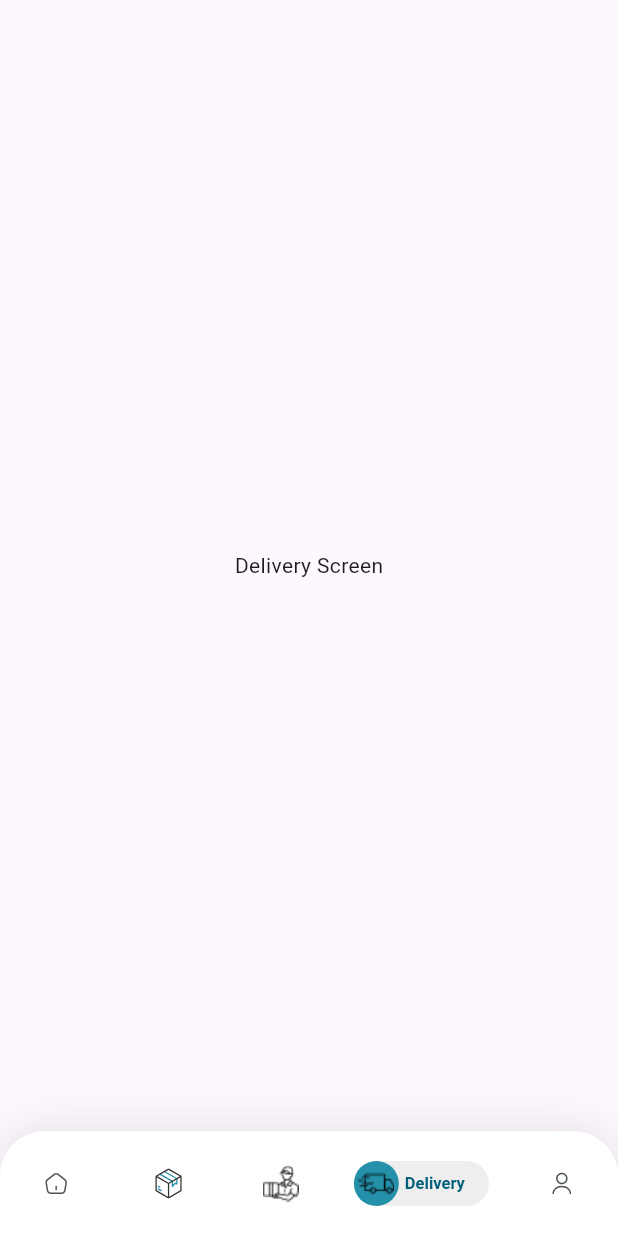
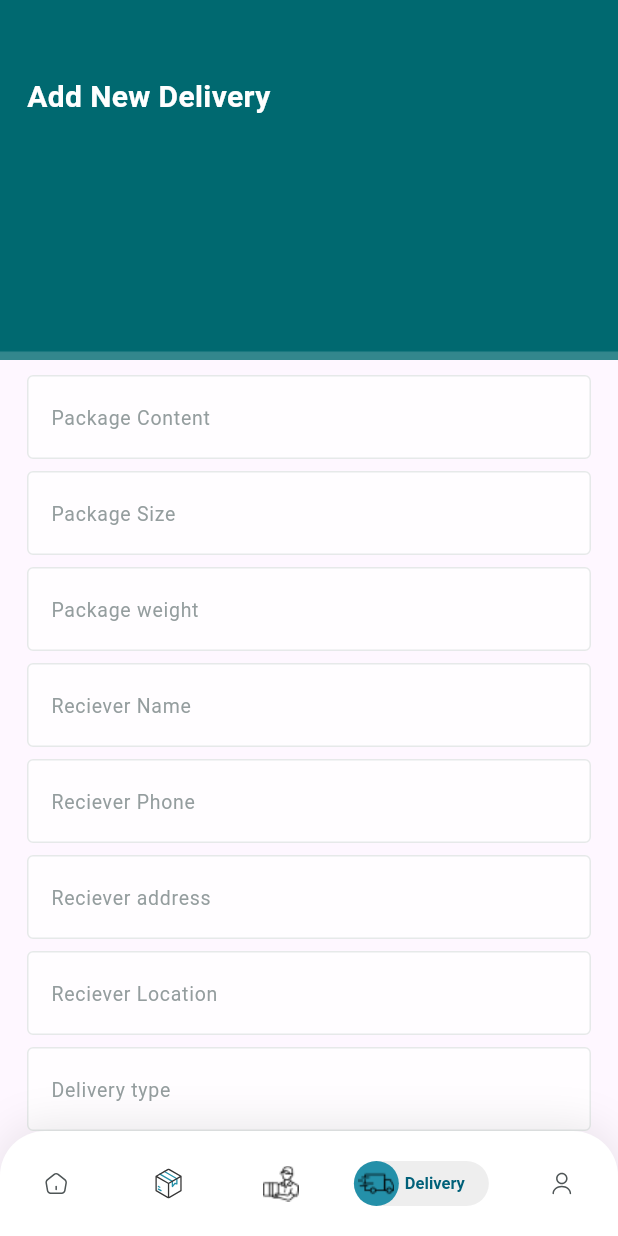
Before and after one commit to Menna2Alaa/DeliveryCourierApp, a Flutter app: the MainLayout screen opened by its route, item 4 of the bottom bar chosen, on a phone screen of 412 x 824 dp. Run offline on Flutter 3.47's test engine with Material 3 defaults, Android fonts, the phone set to English and light mode, and no system bars; drawn by our look-alikes of modal_progress_hud_nsn; our stand-ins replace cloud_firestore, dartz, firebase_auth, firebase_core, flutter_bloc, flutter_svg and 3 more; missing offline and left inert: flutter_facebook_auth; accounts and stored records are empty.

Commit message:
finish new delivery screen except payment confirmation

```diff
--- a/lib/core/routes/on_generated_routes.dart
+++ b/lib/core/routes/on_generated_routes.dart
@@ -1,5 +1,6 @@
 import 'package:delivery_courier_app/features/auth/presentation/views/sign_in_view.dart';
 import 'package:delivery_courier_app/features/auth/presentation/views/sign_up_view.dart';
+import 'package:delivery_courier_app/features/delivery/presentation/views/delivery_view.dart';
 import 'package:delivery_courier_app/features/home/presentation/views/home_view.dart';
 import 'package:delivery_courier_app/features/onboarding/presentation/views/on_boarding_view.dart';
 import 'package:delivery_courier_app/features/packages/domain/entity/package_entity.dart';
@@ -35,6 +36,9 @@ Route<dynamic> onGenerateRoute(RouteSettings settings) {
         builder: (_) => PackageDetailsView(package: package),
       );
 
+    case DeliveryView.routeName:
+      return MaterialPageRoute(builder: (_) => const DeliveryView());
+
     case MainLayout.routeName:
       return MaterialPageRoute(builder: (_) => const MainLayout());
 
--- a/lib/core/widgets/custome_text_form_field.dart
+++ b/lib/core/widgets/custome_text_form_field.dart
@@ -18,7 +18,9 @@ class CustomeTextFormField extends StatelessWidget {
 
   @override
   Widget build(BuildContext context) {
-    return TextFormField(
+    return Padding(
+      padding: const EdgeInsets.only(bottom: 8),
+      child: TextFormField(
         obscureText: obsecureText,
         onSaved: onSaved,
         validator: (value) {
@@ -38,6 +40,7 @@ class CustomeTextFormField extends StatelessWidget {
           enabledBorder: buildBorder(),
           focusedBorder: buildBorder(),
         ),
+      ),
     );
   }
 
--- /dev/null
+++ b/lib/features/delivery/data/model/delivery_model.dart
@@ -0,0 +1,24 @@
+import 'package:delivery_courier_app/features/delivery/domain/entities/delivery_entity.dart';
+import 'package:delivery_courier_app/features/packages/data/models/package_model.dart';
+
+class DeliveryModel extends DeliveryEntity {
+  DeliveryModel({required super.deliveryType, required super.packageEntity});
+
+  factory DeliveryModel.fromMap(Map<String, dynamic> map) {
+    return DeliveryModel(
+      deliveryType: map['deliveryType'] ?? '',
+      packageEntity: PackageModel.fromMap(
+        Map<String, dynamic>.from(map['package'] ?? {}),
+      ),
+    );
+  }
+
+  Map<String, dynamic> toMap() {
+    return {
+      'deliveryType': deliveryType,
+      'package': (packageEntity as PackageModel).toMap(),
+      'createdAt':
+          DateTime.now(), // optional, can replace with FieldValue.serverTimestamp()
+    };
+  }
+}
--- /dev/null
+++ b/lib/features/delivery/domain/entities/delivery_entity.dart
@@ -0,0 +1,8 @@
+import 'package:delivery_courier_app/features/packages/domain/entity/package_entity.dart';
+
+class DeliveryEntity {
+  final String deliveryType;
+  final PackageEntity packageEntity;
+
+  DeliveryEntity({required this.deliveryType, required this.packageEntity});
+}
--- /dev/null
+++ b/lib/features/delivery/domain/repos/delivery_repo.dart
@@ -0,0 +1,7 @@
+import 'package:dartz/dartz.dart';
+import 'package:delivery_courier_app/core/errors/failures.dart';
+import 'package:delivery_courier_app/features/delivery/domain/entities/delivery_entity.dart';
+
+abstract class DeliveryRepo {
+  Future<Either<Failures, void>> addNewDelivery(DeliveryEntity deliveyEntity);
+}
--- /dev/null
+++ b/lib/features/delivery/presentation/cubits/add_new_delivery_cubit/add_new_delivery_cubit.dart
@@ -0,0 +1,39 @@
+import 'package:cloud_firestore/cloud_firestore.dart';
+import 'package:delivery_courier_app/features/delivery/domain/entities/delivery_entity.dart';
+import 'package:delivery_courier_app/features/delivery/domain/repos/delivery_repo.dart';
+import 'package:delivery_courier_app/features/packages/data/repos/package_repo_impl.dart';
+import 'package:flutter_bloc/flutter_bloc.dart';
+
+part 'add_new_delivery_state.dart';
+
+class AddNewDeliveryCubit extends Cubit<AddNewDeliveryState> {
+  final DeliveryRepo deliveryRepo;
+
+  AddNewDeliveryCubit(this.deliveryRepo) : super(AddNewDeliveryInitial());
+
+  Future<void> addNewDelivery(DeliveryEntity deliveryEntity) async {
+    emit(AddNewDeliveryLoading());
+
+    final packageRepo = PackageRepoImpl(firestore: FirebaseFirestore.instance);
+
+    final packageResult = await packageRepo.addPackage(
+      deliveryEntity.packageEntity,
+    );
+
+    packageResult.fold(
+      (failure) => emit(
+        AddNewDeliveryFailure('Failed to add package: ${failure.message}'),
+      ),
+      (delivery) async {
+        final deliveryResult = await deliveryRepo.addNewDelivery(
+          deliveryEntity,
+        );
+        deliveryResult.fold(
+          (failure) => emit(AddNewDeliveryFailure(failure.message)),
+          (delivery) =>
+              emit(AddNewDeliverySuccess(deliveryEntity: deliveryEntity)),
+        );
+      },
+    );
+  }
+}
--- /dev/null
+++ b/lib/features/delivery/presentation/cubits/add_new_delivery_cubit/add_new_delivery_state.dart
@@ -0,0 +1,18 @@
+part of 'add_new_delivery_cubit.dart';
+
+sealed class AddNewDeliveryState {}
+
+class AddNewDeliveryInitial extends AddNewDeliveryState {}
+
+class AddNewDeliveryLoading extends AddNewDeliveryState {}
+
+class AddNewDeliverySuccess extends AddNewDeliveryState {
+  final DeliveryEntity deliveryEntity;
+
+  AddNewDeliverySuccess({required this.deliveryEntity});
+}
+
+class AddNewDeliveryFailure extends AddNewDeliveryState {
+  final String message;
+  AddNewDeliveryFailure(this.message);
+}
--- /dev/null
+++ b/lib/features/delivery/presentation/views/widgets/delivery_view_body.dart
@@ -0,0 +1,161 @@
+import 'package:delivery_courier_app/core/widgets/custome_button.dart';
+import 'package:delivery_courier_app/core/widgets/custome_text_form_field.dart';
+import 'package:delivery_courier_app/features/delivery/data/model/delivery_model.dart';
+import 'package:delivery_courier_app/features/delivery/presentation/cubits/add_new_delivery_cubit/add_new_delivery_cubit.dart';
+import 'package:delivery_courier_app/features/delivery/presentation/views/widgets/new_delivery_header.dart';
+import 'package:delivery_courier_app/features/packages/data/models/package_model.dart';
+import 'package:delivery_courier_app/features/packages/presentation/cubits/get_packages_cubit/get_packages_cubit.dart';
+import 'package:flutter/material.dart';
+import 'package:flutter_bloc/flutter_bloc.dart';
+
+class DeliveryViewBody extends StatefulWidget {
+  const DeliveryViewBody({super.key});
+
+  @override
+  State<DeliveryViewBody> createState() => _DeliveryViewBodyState();
+}
+
+class _DeliveryViewBodyState extends State<DeliveryViewBody> {
+  final GlobalKey<FormState> _formKey = GlobalKey<FormState>();
+  AutovalidateMode autovalidateMode = AutovalidateMode.disabled;
+  late String pkgContent,
+      pkgSize,
+      pkgWeight,
+      recieverName,
+      recieverPhone,
+      recieverAddress,
+      recieverLocation,
+      deliveryType,
+      paymentDetails,
+      priceDetails;
+  @override
+  Widget build(BuildContext context) {
+    return SingleChildScrollView(
+      child: Form(
+        key: _formKey,
+        autovalidateMode: autovalidateMode,
+        child: Column(
+          children: [
+            const NewDeliveryHeader(),
+            Padding(
+              padding: const EdgeInsets.symmetric(horizontal: 18, vertical: 10),
+              child: Column(
+                children: [
+                  CustomeTextFormField(
+                    onSaved: (value) {
+                      pkgContent = value!;
+                    },
+                    hintText: 'Package Content',
+                    textInputType: TextInputType.text,
+                  ),
+                  CustomeTextFormField(
+                    onSaved: (value) {
+                      pkgSize = value!;
+                    },
+                    hintText: 'Package Size',
+                    textInputType: TextInputType.text,
+                  ),
+                  CustomeTextFormField(
+                    onSaved: (value) {
+                      pkgWeight = value!;
+                    },
+                    hintText: 'Package weight',
+                    textInputType: TextInputType.text,
+                  ),
+                  CustomeTextFormField(
+                    onSaved: (value) {
+                      recieverName = value!;
+                    },
+                    hintText: 'Reciever Name',
+                    textInputType: TextInputType.name,
+                  ),
+                  CustomeTextFormField(
+                    onSaved: (value) {
+                      recieverPhone = value!;
+                    },
+                    hintText: 'Reciever Phone',
+                    textInputType: TextInputType.number,
+                  ),
+                  CustomeTextFormField(
+                    onSaved: (value) {
+                      recieverAddress = value!;
+                    },
+                    hintText: 'Reciever address',
+                    textInputType: TextInputType.text,
+                  ),
+                  CustomeTextFormField(
+                    onSaved: (value) {
+                      recieverLocation = value!;
+                    },
+                    hintText: 'Reciever Location',
+                    textInputType: TextInputType.text,
+                  ),
+                  CustomeTextFormField(
+                    onSaved: (value) {
+                      deliveryType = value!;
+                    },
+                    hintText: 'Delivery type',
+                    textInputType: TextInputType.text,
+                  ),
+                  CustomeTextFormField(
+                    onSaved: (value) {
+                      paymentDetails = value!;
+                    },
+                    hintText: 'Payment Method',
+                    textInputType: TextInputType.text,
+                  ),
+                  CustomeTextFormField(
+                    onSaved: (value) {
+                      priceDetails = value!;
+                    },
+                    hintText: 'Price Details',
+                    textInputType: TextInputType.text,
+                  ),
+                  CustomeButton(
+                    onPressed: () {
+                      FocusScope.of(context).unfocus();
+
+                      if (_formKey.currentState!.validate()) {
+                        _formKey.currentState!.save();
+
+                        final package = PackageModel(
+                          pkgId:
+                              '#PKG-${DateTime.now().millisecondsSinceEpoch}',
+                          content: pkgContent,
+                          size: pkgSize,
+                          weight: pkgWeight,
+                          totalPrice: priceDetails,
+                          deliveryStatus: deliveryType,
+                          paymentDetails: paymentDetails,
+                          receiverName: recieverName,
+                          phoneNumber: recieverPhone,
+                          address: recieverAddress,
+                          location: recieverLocation,
+                        );
+
+                        final delivery = DeliveryModel(
+                          deliveryType: deliveryType,
+                          packageEntity: package,
+                        );
+
+                        context.read<AddNewDeliveryCubit>().addNewDelivery(
+                          delivery,
+                        );
+                        context.read<GetPackagesCubit>().getAllPackages();
+                      } else {
+                        autovalidateMode = AutovalidateMode.always;
+                        setState(() {});
+                      }
+                    },
+                    text: 'Confirm',
+                    width: double.infinity,
+                  ),
+                ],
+              ),
+            ),
+          ],
+        ),
+      ),
+    );
+  }
+}
--- /dev/null
+++ b/lib/features/delivery/presentation/views/widgets/delivery_view_body_bloc_consumer.dart
@@ -0,0 +1,29 @@
+import 'package:delivery_courier_app/core/helper_function/build_error_bar.dart';
+import 'package:delivery_courier_app/core/widgets/custome_progress_hud.dart';
+import 'package:delivery_courier_app/features/delivery/presentation/cubits/add_new_delivery_cubit/add_new_delivery_cubit.dart';
+import 'package:delivery_courier_app/features/delivery/presentation/views/widgets/delivery_view_body.dart';
+import 'package:delivery_courier_app/features/packages/presentation/views/package_view.dart';
+import 'package:flutter/material.dart';
+import 'package:flutter_bloc/flutter_bloc.dart';
+
+class DeliveryViewBodyBlocConsumer extends StatelessWidget {
+  const DeliveryViewBodyBlocConsumer({super.key});
+  @override
+  Widget build(BuildContext context) {
+    return BlocConsumer<AddNewDeliveryCubit, AddNewDeliveryState>(
+      listener: (BuildContext context, state) {
+        if (state is AddNewDeliverySuccess) {
+          Navigator.pushNamed(context, PackageView.routeName);
+        } else if (state is AddNewDeliveryFailure) {
+          return buildErrorBar(context, 'can not add the package');
+        }
+      },
+      builder: (BuildContext context, state) {
+        return CustomeProgressHud(
+          isLoading: state is AddNewDeliveryLoading ? true : false,
+          child: SafeArea(child: const DeliveryViewBody()),
+        );
+      },
+    );
+  }
+}
--- /dev/null
+++ b/lib/features/delivery/presentation/views/widgets/new_delivery_header.dart
@@ -0,0 +1,23 @@
+import 'package:delivery_courier_app/core/utilies/app_text_styles.dart';
+import 'package:delivery_courier_app/core/widgets/background_widget.dart';
+import 'package:flutter/material.dart';
+
+class NewDeliveryHeader extends StatelessWidget {
+  const NewDeliveryHeader({super.key});
+
+  @override
+  Widget build(BuildContext context) {
+    return Stack(
+      children: [
+        BackGroundWidget(heigth: 240),
+        Padding(
+          padding: const EdgeInsets.symmetric(vertical: 50, horizontal: 18),
+          child: Text(
+            'Add New Delivery',
+            style: AppTextStyles.semiBold20.copyWith(color: Colors.white),
+          ),
+        ),
+      ],
+    );
+  }
+}
--- a/lib/features/home/presentation/views/widgets/search_package_by_id_bloc_listener.dart
+++ b/lib/features/home/presentation/views/widgets/search_package_by_id_bloc_listener.dart
@@ -34,6 +34,8 @@ class SearchPackageByIdBlocListener extends StatelessWidget {
         hintText: 'Enter your trackig number',
         controller: _searchController,
         onSubmitted: (value) {
+          FocusScope.of(context).unfocus();
+
           if (value.trim().isEmpty) return;
 
           context.read<GetPackageByIdCubit>().getPackageByTrackingId(value);
--- a/lib/features/packages/domain/repos/package_repo.dart
+++ b/lib/features/packages/domain/repos/package_repo.dart
@@ -8,4 +8,5 @@ abstract class PackageRepo {
   Future<Either<Failures, PackageEntity>> getPackageByTrackingId(
     String trackingId,
   );
+  //Future<Either<Failures, void>> addNewPackage(PackageEntity package);
 }
--- a/lib/features/packages/presentation/views/widgets/package_view_body.dart
+++ b/lib/features/packages/presentation/views/widgets/package_view_body.dart
@@ -30,7 +30,7 @@ class PackageViewBody extends StatelessWidget {
                   ),
                   const SizedBox(height: 45),
                   const CustomeSearchTextField(
-                    hintText: 'Serch about your trackig number',
+                    hintText: 'Serch about your packages..',
                   ),
                 ],
               ),
--- a/lib/features/splash/presentation/views/widgets/main_layout.dart
+++ b/lib/features/splash/presentation/views/widgets/main_layout.dart
@@ -1,4 +1,7 @@
 import 'package:cloud_firestore/cloud_firestore.dart';
+import 'package:delivery_courier_app/features/delivery/data/repos/delivery_repo_impl.dart';
+import 'package:delivery_courier_app/features/delivery/presentation/cubits/add_new_delivery_cubit/add_new_delivery_cubit.dart';
+import 'package:delivery_courier_app/features/delivery/presentation/views/widgets/delivery_view_body_bloc_consumer.dart';
 import 'package:delivery_courier_app/features/home/presentation/views/widgets/custome_bottom_navigation_bar.dart';
 import 'package:delivery_courier_app/features/home/presentation/views/widgets/home_view_body.dart';
 import 'package:delivery_courier_app/features/packages/data/repos/package_repo_impl.dart';
@@ -18,33 +21,7 @@ class MainLayout extends StatefulWidget {
 
 class _MainLayoutState extends State<MainLayout> {
   final packageRepo = PackageRepoImpl(firestore: FirebaseFirestore.instance);
-
-  late final List<Widget> screens;
-
-  @override
-  void initState() {
-    super.initState();
-    screens = [
-      MultiBlocProvider(
-        providers: [
-          BlocProvider(
-            create: (_) => GetPackagesCubit(packageRepo)..getAllPackages(),
-          ),
-          BlocProvider(create: (_) => GetPackageByIdCubit(packageRepo)),
-        ],
-        child: const SafeArea(child: HomeViewBody()),
-      ),
-
-      BlocProvider(
-        create: (_) => GetPackagesCubit(packageRepo)..getAllPackages(),
-        child: const SafeArea(child: PackageViewBody()),
-      ),
-
-      const Center(child: Text('Couriers Screen')),
-      const Center(child: Text('Delivery Screen')),
-      const Center(child: Text('Profile Screen')),
-    ];
-  }
+  final deliveryRepo = DeliveryRepoImpl(firestore: FirebaseFirestore.instance);
 
   int currentIndex = 0;
 
@@ -56,13 +33,31 @@ class _MainLayoutState extends State<MainLayout> {
 
   @override
   Widget build(BuildContext context) {
-    return Scaffold(
-      body: SafeArea(
-        child: IndexedStack(index: currentIndex, children: screens),
-      ),
-      bottomNavigationBar: CustomeBottomNavigationBar(
-        currentIndex: currentIndex,
-        onTap: onTabChanged,
+    return MultiBlocProvider(
+      providers: [
+        BlocProvider(
+          create: (_) => GetPackagesCubit(packageRepo)..getAllPackages(),
+        ),
+        BlocProvider(create: (_) => GetPackageByIdCubit(packageRepo)),
+        BlocProvider(create: (_) => AddNewDeliveryCubit(deliveryRepo)),
+      ],
+      child: Scaffold(
+        body: SafeArea(
+          child: IndexedStack(
+            index: currentIndex,
+            children: const [
+              HomeViewBody(),
+              PackageViewBody(),
+              Center(child: Text('Courier Screen')),
+              DeliveryViewBodyBlocConsumer(),
+              Center(child: Text('Profile Screen')),
+            ],
+          ),
+        ),
+        bottomNavigationBar: CustomeBottomNavigationBar(
+          currentIndex: currentIndex,
+          onTap: onTabChanged,
+        ),
       ),
     );
   }
```
Also changed, not shown: lib/features/delivery/data/repos/delivery_repo_impl.dart (added, +30 -0 lines), lib/features/delivery/presentation/views/delivery_view.dart (added, +12 -0 lines). Lines whose indentation alone changed are shown as unchanged.
